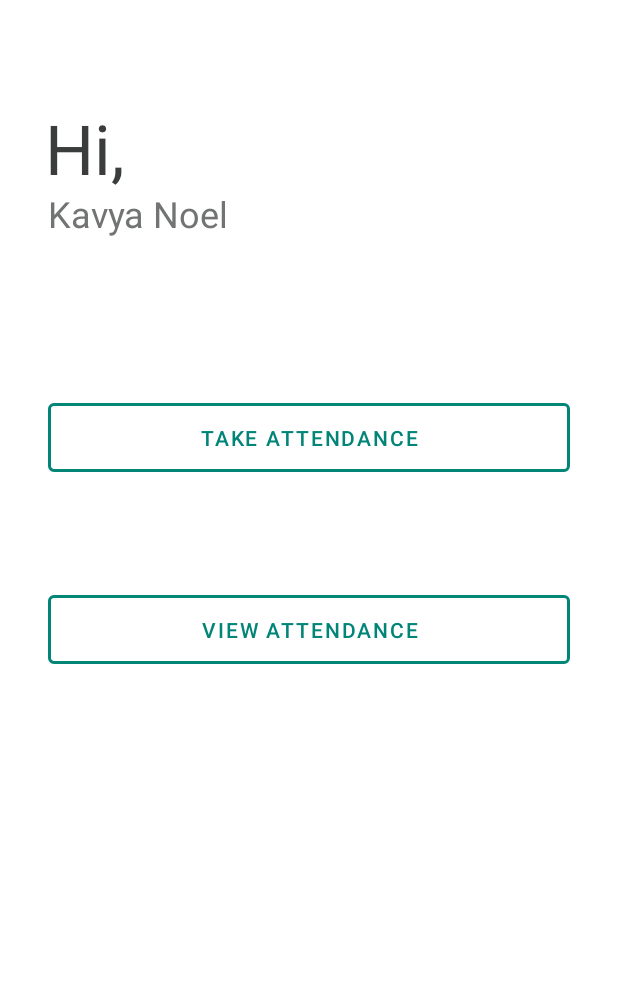
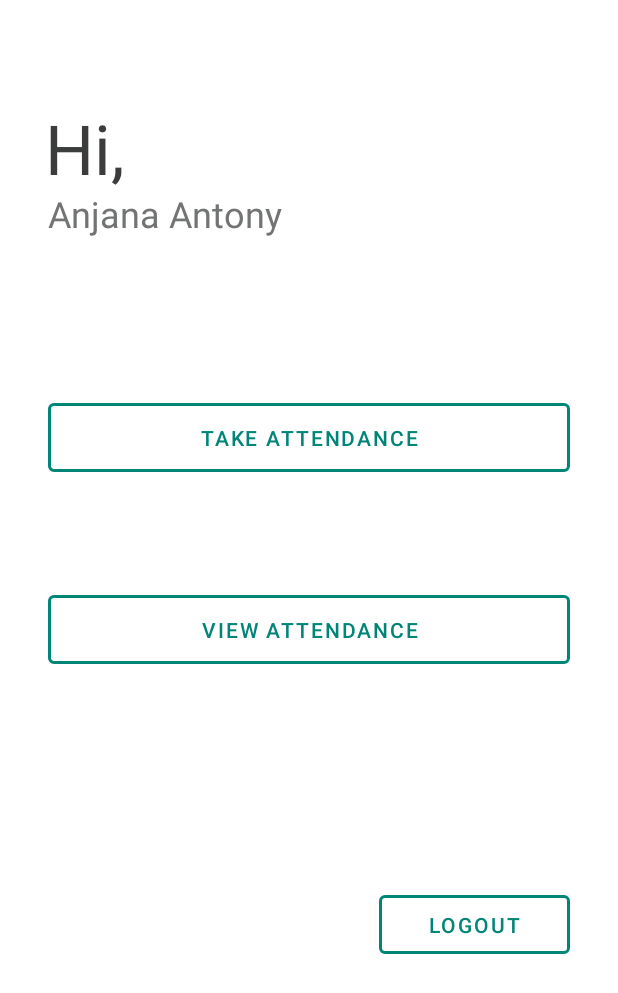
Before and after one commit to Kavyapenial/facey, an Android app: the layout activity_main.xml on its own in the app's theme, with its tools: preview values and no code run, on a phone screen of 412 x 824 dp. Shown: the top 993 px of the screen. Run offline under Robolectric (Android 15) with nearby library versions, the phone set to English and light mode, and no system bars.

Commit message:
logoutbutton

```diff
--- a/app/src/main/res/layout/activity_main.xml
+++ b/app/src/main/res/layout/activity_main.xml
@@ -24,7 +24,7 @@
         android:layout_height="wrap_content"
         android:layout_marginStart="32dp"
         android:layout_marginTop="126dp"
-        android:text="Kavya Noel"
+        android:text="Anjana Antony"
         android:textColor="@color/textMuted"
         android:textSize="24dp"
         app:layout_constraintStart_toStartOf="parent"
@@ -61,4 +61,20 @@
         app:strokeColor="@color/colorPrimary"
         app:strokeWidth="2dp" />
 
+    <com.google.android.material.button.MaterialButton
+        android:id="@+id/logout"
+        style="@style/Widget.MaterialComponents.Button.OutlinedButton"
+        android:layout_width="127dp"
+        android:layout_height="51dp"
+        android:layout_marginStart="32dp"
+        android:layout_marginTop="432dp"
+        android:layout_marginEnd="32dp"
+        android:text="Logout"
+        app:layout_constraintEnd_toEndOf="parent"
+        app:layout_constraintHorizontal_bias="1.0"
+        app:layout_constraintStart_toStartOf="parent"
+        app:layout_constraintTop_toBottomOf="@+id/profileName"
+        app:strokeColor="@color/colorPrimary"
+        app:strokeWidth="2dp" />
+
 </androidx.constraintlayout.widget.ConstraintLayout>
```
